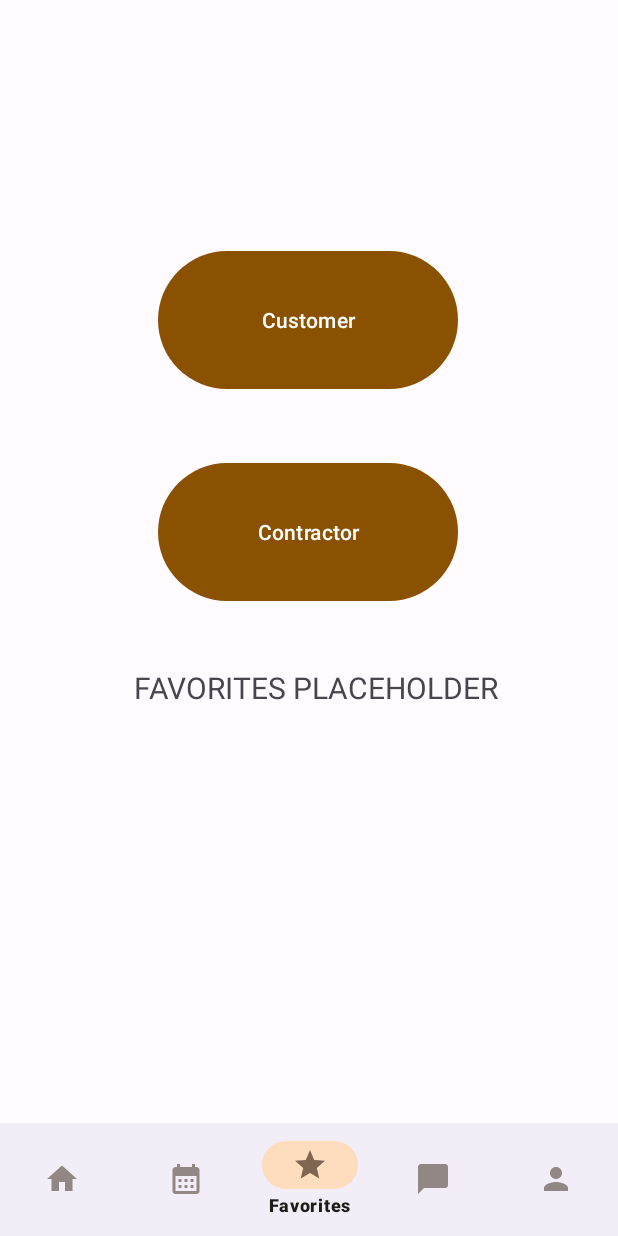
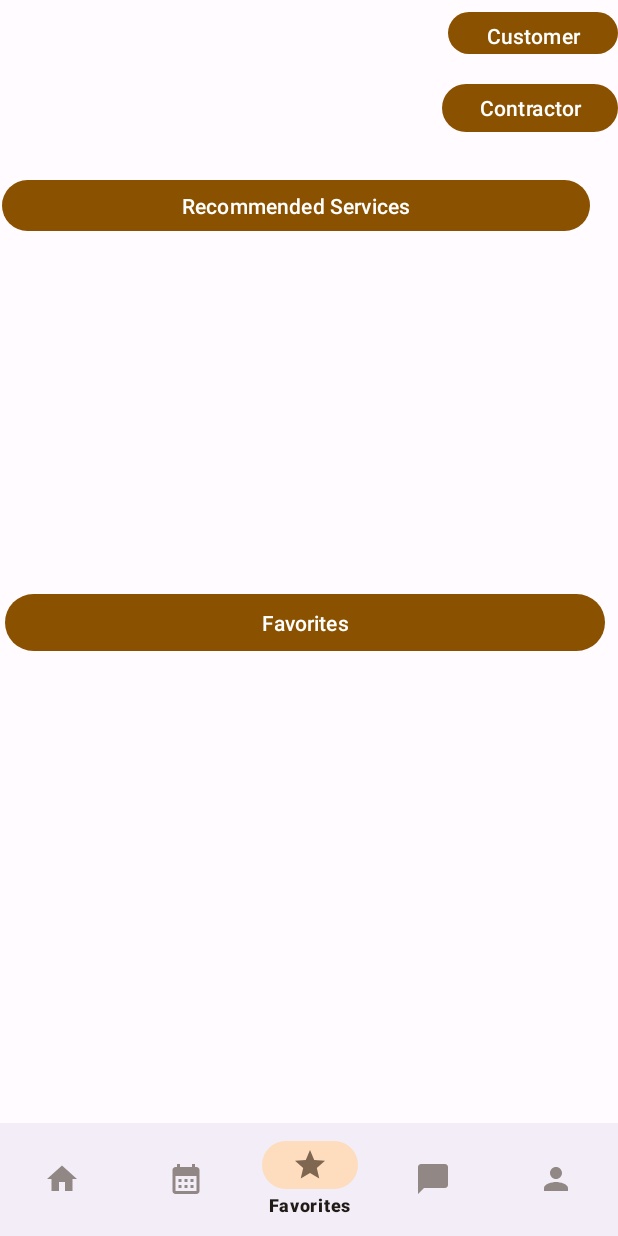
Before and after one commit to Zaroon-Iqbal/Freelancer-App, an Android app: the screen it shows after launch once a user with an empty profile is signed in (FavoriteActivityPlaceholder), item 3 of the bottom bar chosen, on a phone screen of 412 x 824 dp. Run offline under Robolectric (Android 15) with nearby library versions, the light colour scheme and no system bars; our stand-ins replace AdMob, Firebase (no records; nobody signed in at launch, a user with empty details on screens opened directly); 1 statement that could not run was skipped.

Commit message:
Favorites List Half Implemented

```diff
--- a/app/src/main/java/com/freelancer/placeholder/FavoriteActivityPlaceholder.java
+++ b/app/src/main/java/com/freelancer/placeholder/FavoriteActivityPlaceholder.java
@@ -1,10 +1,16 @@
 package com.freelancer.placeholder;
+
+import static android.content.ContentValues.TAG;
 
 import android.content.Intent;
 import android.os.Bundle;
+import android.util.Log;
 import android.view.MenuItem;
 import android.view.View;
+import android.widget.ArrayAdapter;
 import android.widget.Button;
+import android.widget.ListView;
+import android.widget.SearchView;
 
 import androidx.annotation.NonNull;
 import androidx.appcompat.app.AppCompatActivity;
@@ -16,6 +22,8 @@ import com.freelancer.ui.bidding.Customer.CustomerBidMain;
 import com.freelancer.ui.login.HomePage;
 import com.freelancer.ui.profile.ConsumerProfile;
 import com.freelancer.ui.profile.ContractorProfile;
+import com.google.android.gms.tasks.OnFailureListener;
+import com.google.android.gms.tasks.OnSuccessListener;
 import com.google.android.material.bottomnavigation.BottomNavigationView;
 import com.google.firebase.auth.FirebaseAuth;
 import com.google.firebase.auth.FirebaseUser;
@@ -23,13 +31,25 @@ import com.google.firebase.firestore.CollectionReference;
 import com.google.firebase.firestore.DocumentReference;
 import com.google.firebase.firestore.DocumentSnapshot;
 import com.google.firebase.firestore.FirebaseFirestore;
+import com.google.firebase.firestore.QuerySnapshot;
+
+import java.util.ArrayList;
+import java.util.List;
 
 public class FavoriteActivityPlaceholder extends AppCompatActivity {
     private String type = "";
+    com.google.firebase.firestore.core.View v;
+    ListView listView;
+    ArrayList<String> arr;
+    ArrayAdapter<String> adapter;
+
     @Override
     protected void onCreate(Bundle savedInstanceState) {
         super.onCreate(savedInstanceState);
         setContentView(R.layout.favorites_placeholder);
+
+        readDocument(v);
+
         BottomNavigationView bottomNavigationView = findViewById(R.id.bottomNavigationView);
         bottomNavigationView.setSelectedItemId(R.id.FavoriteNav);
         Button customerButton = findViewById(R.id.testCustomer);
@@ -113,4 +133,35 @@ public class FavoriteActivityPlaceholder extends AppCompatActivity {
             }
         });
     }
-}
+
+    public void readDocument(com.google.firebase.firestore.core.View view) {
+        listView = findViewById(R.id.listView);
+        listView.setVisibility(android.view.View.GONE);
+        arr = new ArrayList<>();
+        FirebaseFirestore.getInstance()
+                .collection("jobListings")
+                .get()
+                .addOnSuccessListener(new OnSuccessListener<QuerySnapshot>() {
+                    @Override
+                    public void onSuccess(QuerySnapshot queryDocumentSnapshots) {
+                        List<DocumentSnapshot> snapshotList = queryDocumentSnapshots.getDocuments();
+                        for (DocumentSnapshot snapshot : snapshotList) {
+                            Log.d(TAG, "onSuccess: " + snapshot.getData().toString());
+                            String temp = snapshot.getString("title") + "\n" + snapshot.getString("description") + "\t\t$" + snapshot.getDouble("basePrice") + "\t\t" + snapshot.getDouble("radius") + "mi";
+                            Log.d(TAG, "onSuccess: " + temp);
+                            arr.add(temp);
+                            Log.d(TAG, "onSuccess: " + arr);
+                        }
+                    }
+                })
+                .addOnFailureListener(new OnFailureListener() {
+                    @Override
+                    public void onFailure(@NonNull Exception e) {
+                        Log.e(TAG, "onFailure: ", e);
+                    }
+                });
+        adapter = new ArrayAdapter<>(this, android.R.layout.simple_list_item_1, arr);
+        listView.setAdapter(adapter);
+        listView.setVisibility(android.view.View.VISIBLE);
+        }
+    }
--- a/app/src/main/java/com/freelancer/ui/login/HomePage.java
+++ b/app/src/main/java/com/freelancer/ui/login/HomePage.java
@@ -54,7 +54,8 @@ public class HomePage extends AppCompatActivity {
 
         initAdMob();
 
-        int random = (int) (Math.random() * 3);
+        //int random = (int) (Math.random() * 3);
+        int random = 1;
 
         if (random == 1) {
             loadBannerAd();
--- a/app/src/main/res/layout/activity_search.xml
+++ b/app/src/main/res/layout/activity_search.xml
@@ -32,10 +32,10 @@
         android:layout_marginBottom="8dp"
         app:layout_constraintBottom_toBottomOf="parent"
         app:layout_constraintEnd_toEndOf="parent"
-        app:layout_constraintHorizontal_bias="0.0"
+        app:layout_constraintHorizontal_bias="1.0"
         app:layout_constraintStart_toStartOf="parent"
         app:layout_constraintTop_toBottomOf="@+id/searchView"
-        app:layout_constraintVertical_bias="0.662" />
+        app:layout_constraintVertical_bias="0.887" />
 
     <Button
         android:id="@+id/backBtn"
--- a/app/src/main/res/layout/favorites_placeholder.xml
+++ b/app/src/main/res/layout/favorites_placeholder.xml
@@ -4,17 +4,6 @@
     xmlns:tools="http://schemas.android.com/tools"
     android:layout_width="match_parent"
     android:layout_height="match_parent">
-
-    <TextView
-        android:id="@+id/textView2"
-        android:layout_width="wrap_content"
-        android:layout_height="wrap_content"
-        android:layout_marginEnd="80dp"
-        android:layout_marginBottom="352dp"
-        android:text="FAVORITES PLACEHOLDER"
-        android:textSize="20sp"
-        app:layout_constraintBottom_toBottomOf="parent"
-        app:layout_constraintEnd_toEndOf="parent" />
 
     <com.google.android.material.bottomnavigation.BottomNavigationView
         android:id="@+id/bottomNavigationView"
@@ -26,25 +15,63 @@
         app:layout_constraintStart_toStartOf="parent"
         app:menu="@menu/bottom_nav_menu" />
 
+    <ListView
+        android:id="@+id/listView"
+        android:layout_width="0dp"
+        android:layout_height="wrap_content"
+        android:layout_marginStart="8dp"
+        android:layout_marginTop="8dp"
+        android:layout_marginEnd="8dp"
+        android:layout_marginBottom="556dp"
+        app:layout_constraintBottom_toBottomOf="parent"
+        app:layout_constraintEnd_toEndOf="parent"
+        app:layout_constraintHorizontal_bias="0.0"
+        app:layout_constraintStart_toStartOf="parent"
+        app:layout_constraintTop_toBottomOf="@+id/searchView"
+        app:layout_constraintVertical_bias="0.887"
+        tools:ignore="UnknownIdInLayout" />
+
+    <Button
+        android:id="@+id/recommended"
+        android:layout_width="392dp"
+        android:layout_height="42dp"
+        android:layout_marginTop="116dp"
+        android:text="Recommended Services"
+        app:layout_constraintEnd_toEndOf="parent"
+        app:layout_constraintHorizontal_bias="0.083"
+        app:layout_constraintStart_toStartOf="parent"
+        app:layout_constraintTop_toTopOf="parent" />
+
+    <Button
+        android:id="@+id/Favorites"
+        android:layout_width="400dp"
+        android:layout_height="46dp"
+        android:layout_marginTop="392dp"
+        android:text="Favorites"
+        app:layout_constraintEnd_toEndOf="parent"
+        app:layout_constraintHorizontal_bias="0.272"
+        app:layout_constraintStart_toStartOf="parent"
+        app:layout_constraintTop_toTopOf="parent" />
+
     <Button
         android:id="@+id/testCustomer"
-        android:layout_width="200dp"
-        android:layout_height="100dp"
-        android:layout_marginTop="163dp"
+        android:layout_width="113dp"
+        android:layout_height="36dp"
+        android:layout_marginTop="4dp"
         android:text="Customer"
         app:layout_constraintEnd_toEndOf="parent"
-        app:layout_constraintHorizontal_bias="0.497"
+        app:layout_constraintHorizontal_bias="1.0"
         app:layout_constraintStart_toStartOf="parent"
         app:layout_constraintTop_toTopOf="parent" />
 
     <Button
         android:id="@+id/testContractor"
-        android:layout_width="200dp"
-        android:layout_height="100dp"
-        android:layout_marginTop="41dp"
+        android:layout_width="117dp"
+        android:layout_height="40dp"
+        android:layout_marginTop="12dp"
         android:text="Contractor"
         app:layout_constraintEnd_toEndOf="parent"
-        app:layout_constraintHorizontal_bias="0.497"
+        app:layout_constraintHorizontal_bias="1.0"
         app:layout_constraintStart_toStartOf="parent"
         app:layout_constraintTop_toBottomOf="@+id/testCustomer" />
 
--- a/app/src/main/res/values/strings.xml
+++ b/app/src/main/res/values/strings.xml
@@ -3,7 +3,7 @@
 <resources>
     <string name="app_name">Freelancer</string>
     <string name="admob_app_id" translatable="false">ca-app-pub-7873583459963929~4306789284 </string>
-    <string name="admob_banner_id" translatable="false">ca-app-pub-3940256099942544/6300978111</string>
+    <string name="admob_banner_id" translatable="false">ca-app-pub-7873583459963929/1894063148</string>
     <!-- Strings related to login -->
     <string name="prompt_email">Email</string>
     <string name="prompt_password">Password</string>
```
